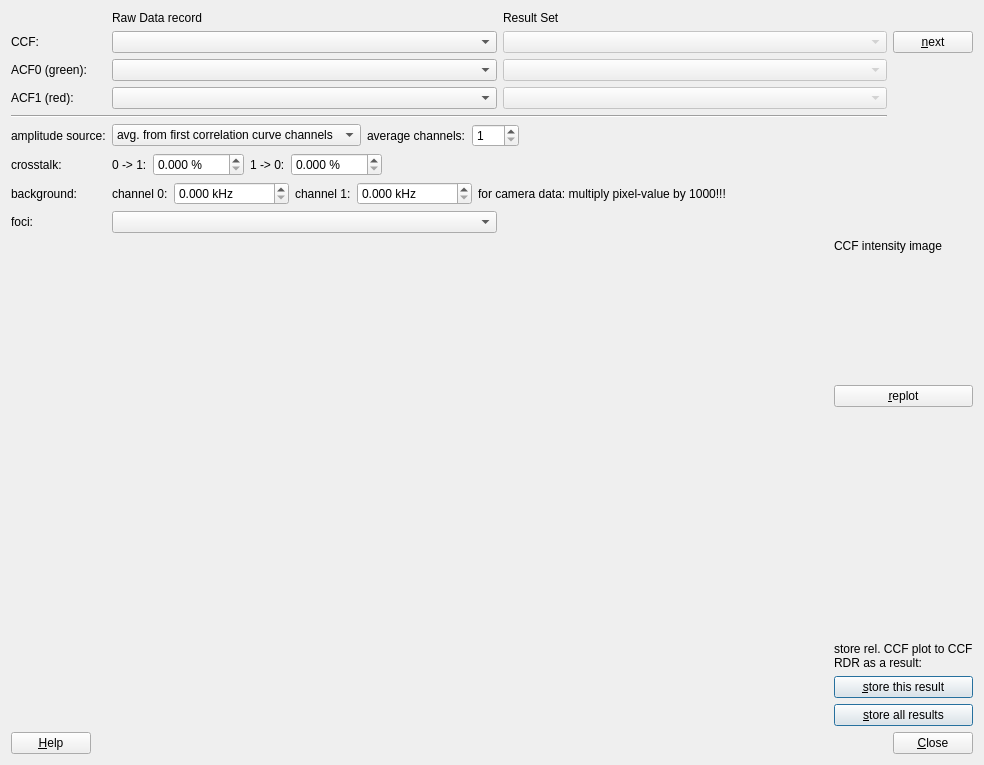
Above: plugins/imfccsfit/qfimfccsamplitudefitdialog.ui from jkriege2/QuickFit3 before the change. Below: the same form after it.
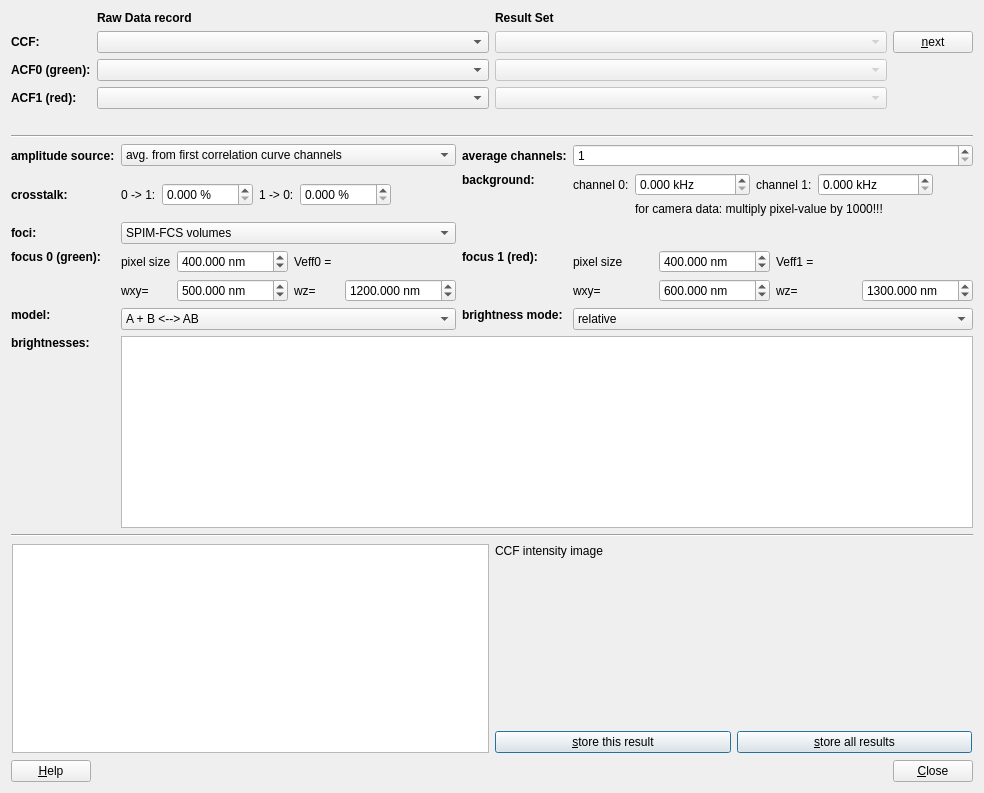
That is the form after the change. Icons and pictures are not drawn. Custom widgets are drawn as their Qt base class.

Patch:
```diff
--- a/plugins/imfccsfit/qfimfccsamplitudefitdialog.ui
+++ b/plugins/imfccsfit/qfimfccsamplitudefitdialog.ui
@@ -7,16 +7,188 @@
     <x>0</x>
     <y>0</y>
     <width>984</width>
-    <height>765</height>
+    <height>793</height>
    </rect>
   </property>
   <property name="windowTitle">
    <string>Calculate Relative CCF Dialog</string>
   </property>
-  <layout class="QVBoxLayout" name="verticalLayout">
+  <layout class="QVBoxLayout" name="verticalLayout" stretch="0,0,0,0,0,1,0">
    <item>
     <layout class="QGridLayout" name="gridLayout_3" columnstretch="0,1,1,0">
-     <item row="6" column="1" colspan="2">
+     <item row="0" column="2">
+      <widget class="QLabel" name="label_14">
+       <property name="font">
+        <font>
+         <weight>75</weight>
+         <bold>true</bold>
+        </font>
+       </property>
+       <property name="text">
+        <string>Result Set</string>
+       </property>
+       <property name="buddy">
+        <cstring>cmbCCF</cstring>
+       </property>
+      </widget>
+     </item>
+     <item row="0" column="1">
+      <widget class="QLabel" name="label_13">
+       <property name="font">
+        <font>
+         <weight>75</weight>
+         <bold>true</bold>
+        </font>
+       </property>
+       <property name="text">
+        <string>Raw Data record</string>
+       </property>
+       <property name="buddy">
+        <cstring>cmbCCF</cstring>
+       </property>
+      </widget>
+     </item>
+     <item row="2" column="2">
+      <widget class="QFResultsGroupComboBox" name="cmbACF0ResultSet">
+       <property name="enabled">
+        <bool>false</bool>
+       </property>
+      </widget>
+     </item>
+     <item row="3" column="1">
+      <widget class="QFRDRComboBox" name="cmbACF1">
+       <property name="minimumSize">
+        <size>
+         <width>100</width>
+         <height>0</height>
+        </size>
+       </property>
+      </widget>
+     </item>
+     <item row="2" column="0">
+      <widget class="QLabel" name="label">
+       <property name="font">
+        <font>
+         <weight>75</weight>
+         <bold>true</bold>
+        </font>
+       </property>
+       <property name="text">
+        <string>ACF0 (green):</string>
+       </property>
+       <property name="buddy">
+        <cstring>cmbACF0</cstring>
+       </property>
+      </widget>
+     </item>
+     <item row="2" column="1">
+      <widget class="QFRDRComboBox" name="cmbACF0">
+       <property name="minimumSize">
+        <size>
+         <width>100</width>
+         <height>0</height>
+        </size>
+       </property>
+      </widget>
+     </item>
+     <item row="1" column="2">
+      <widget class="QFResultsGroupComboBox" name="cmbCCFResultSet">
+       <property name="enabled">
+        <bool>false</bool>
+       </property>
+      </widget>
+     </item>
+     <item row="1" column="0">
+      <widget class="QLabel" name="label_2">
+       <property name="font">
+        <font>
+         <weight>75</weight>
+         <bold>true</bold>
+        </font>
+       </property>
+       <property name="text">
+        <string>CCF:</string>
+       </property>
+       <property name="buddy">
+        <cstring>cmbCCF</cstring>
+       </property>
+      </widget>
+     </item>
+     <item row="3" column="2">
+      <widget class="QFResultsGroupComboBox" name="cmbACF1ResultSet">
+       <property name="enabled">
+        <bool>false</bool>
+       </property>
+      </widget>
+     </item>
+     <item row="1" column="3">
+      <widget class="QPushButton" name="btnNextCCF">
+       <property name="text">
+        <string>&amp;next</string>
+       </property>
+       <property name="icon">
+        <iconset resource="../../lib/lib.qrc">
+         <normaloff>:/lib/prop_next.png</normaloff>:/lib/prop_next.png</iconset>
+       </property>
+      </widget>
+     </item>
+     <item row="1" column="1">
+      <widget class="QFRDRComboBox" name="cmbCCF"/>
+     </item>
+     <item row="3" column="0">
+      <widget class="QLabel" name="label_10">
+       <property name="font">
+        <font>
+         <weight>75</weight>
+         <bold>true</bold>
+        </font>
+       </property>
+       <property name="text">
+        <string>ACF1 (red):</string>
+       </property>
+       <property name="buddy">
+        <cstring>cmbACF0</cstring>
+       </property>
+      </widget>
+     </item>
+    </layout>
+   </item>
+   <item>
+    <widget class="QLabel" name="labError">
+     <property name="text">
+      <string/>
+     </property>
+    </widget>
+   </item>
+   <item>
+    <widget class="Line" name="line">
+     <property name="orientation">
+      <enum>Qt::Horizontal</enum>
+     </property>
+    </widget>
+   </item>
+   <item>
+    <layout class="QGridLayout" name="gridLayout_4">
+     <item row="6" column="0">
+      <widget class="QLabel" name="label_29">
+       <property name="font">
+        <font>
+         <weight>75</weight>
+         <bold>true</bold>
+        </font>
+       </property>
+       <property name="text">
+        <string>brightnesses:</string>
+       </property>
+       <property name="alignment">
+        <set>Qt::AlignLeading|Qt::AlignLeft|Qt::AlignTop</set>
+       </property>
+       <property name="buddy">
+        <cstring>spinCrosstalk01</cstring>
+       </property>
+      </widget>
+     </item>
+     <item row="1" column="1">
       <layout class="QHBoxLayout" name="horizontalLayout_3">
        <item>
         <widget class="QLabel" name="label_3">
@@ -74,208 +246,214 @@
       </layout>
      </item>
      <item row="3" column="2">
-      <widget class="QFResultsGroupComboBox" name="cmbACF1ResultSet">
-       <property name="enabled">
-        <bool>false</bool>
+      <widget class="QLabel" name="label_19">
+       <property name="font">
+        <font>
+         <weight>75</weight>
+         <bold>true</bold>
+        </font>
        </property>
-      </widget>
-     </item>
-     <item row="3" column="0">
-      <widget class="QLabel" name="label_10">
        <property name="text">
-        <string>ACF1 (red):</string>
+        <string>focus 1 (red):</string>
        </property>
-       <property name="buddy">
-        <cstring>cmbACF0</cstring>
+       <property name="alignment">
+        <set>Qt::AlignLeading|Qt::AlignLeft|Qt::AlignTop</set>
        </property>
-      </widget>
-     </item>
-     <item row="1" column="0">
-      <widget class="QLabel" name="label_2">
-       <property name="text">
-        <string>CCF:</string>
-       </property>
        <property name="buddy">
-        <cstring>cmbCCF</cstring>
+        <cstring>spinCrosstalk01</cstring>
        </property>
       </widget>
      </item>
+     <item row="3" column="3">
+      <layout class="QGridLayout" name="gridLayout_7">
+       <item row="1" column="0">
+        <widget class="QLabel" name="label_23">
+         <property name="text">
+          <string>wxy=</string>
+         </property>
+        </widget>
+       </item>
+       <item row="1" column="1">
+        <widget class="QDoubleSpinBox" name="spinWXY1">
+         <property name="suffix">
+          <string> nm</string>
+         </property>
+         <property name="decimals">
+          <number>3</number>
+         </property>
+         <property name="maximum">
+          <double>100000.000000000000000</double>
+         </property>
+         <property name="value">
+          <double>600.000000000000000</double>
+         </property>
+        </widget>
+       </item>
+       <item row="1" column="2">
+        <widget class="QLabel" name="label_24">
+         <property name="text">
+          <string>wz=</string>
+         </property>
+        </widget>
+       </item>
+       <item row="0" column="0">
+        <widget class="QLabel" name="label_25">
+         <property name="text">
+          <string>pixel size</string>
+         </property>
+        </widget>
+       </item>
+       <item row="0" column="1">
+        <widget class="QDoubleSpinBox" name="spinPixel1">
+         <property name="suffix">
+          <string> nm</string>
+         </property>
+         <property name="decimals">
+          <number>3</number>
+         </property>
+         <property name="maximum">
+          <double>100000.000000000000000</double>
+         </property>
+         <property name="value">
+          <double>400.000000000000000</double>
+         </property>
+        </widget>
+       </item>
+       <item row="1" column="3">
+        <widget class="QDoubleSpinBox" name="spinWZ1">
+         <property name="suffix">
+          <string> nm</string>
+         </property>
+         <property name="decimals">
+          <number>3</number>
+         </property>
+         <property name="maximum">
+          <double>100000.000000000000000</double>
+         </property>
+         <property name="value">
+          <double>1300.000000000000000</double>
+         </property>
+        </widget>
+       </item>
+       <item row="0" column="2">
+        <widget class="QLabel" name="label_27">
+         <property name="text">
+          <string>Veff1 = </string>
+         </property>
+        </widget>
+       </item>
+       <item row="0" column="3">
+        <widget class="QLabel" name="labVEFF1">
+         <property name="text">
+          <string/>
+         </property>
+        </widget>
+       </item>
+      </layout>
+     </item>
      <item row="3" column="1">
-      <widget class="QFRDRComboBox" name="cmbACF1">
-       <property name="minimumSize">
-        <size>
-         <width>100</width>
-         <height>0</height>
-        </size>
-       </property>
-      </widget>
-     </item>
-     <item row="1" column="1">
-      <widget class="QFRDRComboBox" name="cmbCCF"/>
-     </item>
-     <item row="2" column="1">
-      <widget class="QFRDRComboBox" name="cmbACF0">
-       <property name="minimumSize">
-        <size>
-         <width>100</width>
-         <height>0</height>
-        </size>
-       </property>
-      </widget>
-     </item>
-     <item row="2" column="0">
-      <widget class="QLabel" name="label">
-       <property name="text">
-        <string>ACF0 (green):</string>
-       </property>
-       <property name="buddy">
-        <cstring>cmbACF0</cstring>
-       </property>
-      </widget>
+      <layout class="QGridLayout" name="gridLayout_6">
+       <item row="1" column="0">
+        <widget class="QLabel" name="label_21">
+         <property name="text">
+          <string>wxy=</string>
+         </property>
+        </widget>
+       </item>
+       <item row="1" column="1">
+        <widget class="QDoubleSpinBox" name="spinWXY0">
+         <property name="suffix">
+          <string> nm</string>
+         </property>
+         <property name="decimals">
+          <number>3</number>
+         </property>
+         <property name="maximum">
+          <double>100000.000000000000000</double>
+         </property>
+         <property name="value">
+          <double>500.000000000000000</double>
+         </property>
+        </widget>
+       </item>
+       <item row="1" column="2">
+        <widget class="QLabel" name="label_22">
+         <property name="text">
+          <string>wz=</string>
+         </property>
+        </widget>
+       </item>
+       <item row="0" column="0">
+        <widget class="QLabel" name="label_20">
+         <property name="text">
+          <string>pixel size</string>
+         </property>
+        </widget>
+       </item>
+       <item row="0" column="1">
+        <widget class="QDoubleSpinBox" name="spinPixel0">
+         <property name="suffix">
+          <string> nm</string>
+         </property>
+         <property name="decimals">
+          <number>3</number>
+         </property>
+         <property name="maximum">
+          <double>100000.000000000000000</double>
+         </property>
+         <property name="value">
+          <double>400.000000000000000</double>
+         </property>
+        </widget>
+       </item>
+       <item row="1" column="3">
+        <widget class="QDoubleSpinBox" name="spinWZ0">
+         <property name="suffix">
+          <string> nm</string>
+         </property>
+         <property name="decimals">
+          <number>3</number>
+         </property>
+         <property name="maximum">
+          <double>100000.000000000000000</double>
+         </property>
+         <property name="value">
+          <double>1200.000000000000000</double>
+         </property>
+        </widget>
+       </item>
+       <item row="0" column="2">
+        <widget class="QLabel" name="label_26">
+         <property name="text">
+          <string>Veff0 = </string>
+         </property>
+        </widget>
+       </item>
+       <item row="0" column="3">
+        <widget class="QLabel" name="labVEFF0">
+         <property name="text">
+          <string/>
+         </property>
+        </widget>
+       </item>
+      </layout>
      </item>
      <item row="1" column="3">
-      <widget class="QPushButton" name="btnNextCCF">
-       <property name="text">
-        <string>&amp;next</string>
-       </property>
-       <property name="icon">
-        <iconset resource="../../lib/lib.qrc">
-         <normaloff>:/lib/prop_next.png</normaloff>:/lib/prop_next.png</iconset>
-       </property>
-      </widget>
-     </item>
-     <item row="1" column="2">
-      <widget class="QFResultsGroupComboBox" name="cmbCCFResultSet">
-       <property name="enabled">
-        <bool>false</bool>
-       </property>
-      </widget>
-     </item>
-     <item row="4" column="0" colspan="3">
-      <widget class="Line" name="line">
-       <property name="orientation">
-        <enum>Qt::Horizontal</enum>
-       </property>
-      </widget>
-     </item>
-     <item row="2" column="2">
-      <widget class="QFResultsGroupComboBox" name="cmbACF0ResultSet">
-       <property name="enabled">
-        <bool>false</bool>
-       </property>
-      </widget>
-     </item>
-     <item row="0" column="2">
-      <widget class="QLabel" name="label_14">
-       <property name="text">
-        <string>Result Set</string>
-       </property>
-       <property name="buddy">
-        <cstring>cmbCCF</cstring>
-       </property>
-      </widget>
-     </item>
-     <item row="0" column="1">
-      <widget class="QLabel" name="label_13">
-       <property name="text">
-        <string>Raw Data record</string>
-       </property>
-       <property name="buddy">
-        <cstring>cmbCCF</cstring>
-       </property>
-      </widget>
-     </item>
-     <item row="5" column="0">
-      <widget class="QLabel" name="label_15">
-       <property name="text">
-        <string>amplitude source:</string>
-       </property>
-      </widget>
-     </item>
-     <item row="6" column="0">
-      <widget class="QLabel" name="label_9">
-       <property name="text">
-        <string>crosstalk:</string>
-       </property>
-       <property name="buddy">
-        <cstring>spinCrosstalk01</cstring>
-       </property>
-      </widget>
-     </item>
-     <item row="5" column="1" colspan="2">
-      <layout class="QHBoxLayout" name="horizontalLayout_5">
-       <item>
-        <widget class="QComboBox" name="cmbAmplitudeSource">
-         <item>
-          <property name="text">
-           <string>avg. from first correlation curve channels</string>
-          </property>
-         </item>
-         <item>
-          <property name="text">
-           <string>g(0) from fit</string>
-          </property>
-         </item>
-        </widget>
-       </item>
-       <item>
-        <widget class="QLabel" name="label_6">
-         <property name="text">
-          <string>average channels:</string>
+      <layout class="QGridLayout" name="gridLayout_5">
+       <item row="0" column="3">
+        <widget class="QDoubleSpinBox" name="spinBack1">
+         <property name="suffix">
+          <string> kHz</string>
          </property>
-         <property name="buddy">
-          <cstring>spinAvg</cstring>
-         </property>
-        </widget>
-       </item>
-       <item>
-        <widget class="QSpinBox" name="spinAvg">
-         <property name="minimum">
-          <number>1</number>
-         </property>
-         <property name="maximum">
-          <number>100</number>
-         </property>
-         <property name="singleStep">
+         <property name="decimals">
           <number>3</number>
          </property>
-        </widget>
-       </item>
-       <item>
-        <spacer name="horizontalSpacer_2">
-         <property name="orientation">
-          <enum>Qt::Horizontal</enum>
+         <property name="maximum">
+          <double>100000000.000000000000000</double>
          </property>
-         <property name="sizeHint" stdset="0">
-          <size>
-           <width>40</width>
-           <height>20</height>
-          </size>
-         </property>
-        </spacer>
-       </item>
-      </layout>
-     </item>
-     <item row="7" column="0">
-      <widget class="QLabel" name="label_11">
-       <property name="text">
-        <string>background:</string>
-       </property>
-       <property name="buddy">
-        <cstring>spinCrosstalk01</cstring>
-       </property>
-      </widget>
-     </item>
-     <item row="7" column="1" colspan="2">
-      <layout class="QHBoxLayout" name="horizontalLayout_4">
-       <item>
-        <widget class="QLabel" name="label_8">
-         <property name="text">
-          <string>channel 0:</string>
-         </property>
         </widget>
        </item>
-       <item>
+       <item row="0" column="1">
         <widget class="QDoubleSpinBox" name="spinBack0">
          <property name="suffix">
           <string> kHz</string>
@@ -288,50 +466,147 @@
          </property>
         </widget>
        </item>
-       <item>
+       <item row="0" column="4">
+        <spacer name="horizontalSpacer_6">
+         <property name="orientation">
+          <enum>Qt::Horizontal</enum>
+         </property>
+         <property name="sizeHint" stdset="0">
+          <size>
+           <width>40</width>
+           <height>20</height>
+          </size>
+         </property>
+        </spacer>
+       </item>
+       <item row="0" column="2">
         <widget class="QLabel" name="label_12">
          <property name="text">
           <string>channel 1:</string>
          </property>
         </widget>
        </item>
-       <item>
-        <widget class="QDoubleSpinBox" name="spinBack1">
-         <property name="suffix">
-          <string> kHz</string>
-         </property>
-         <property name="decimals">
-          <number>3</number>
-         </property>
-         <property name="maximum">
-          <double>100000000.000000000000000</double>
+       <item row="0" column="0">
+        <widget class="QLabel" name="label_8">
+         <property name="text">
+          <string>channel 0:</string>
          </property>
         </widget>
        </item>
-       <item>
+       <item row="1" column="1" colspan="3">
         <widget class="QLabel" name="label_16">
          <property name="text">
           <string>&lt;small&gt;for camera data: multiply pixel-value by 1000!!!&lt;/small&gt;</string>
          </property>
         </widget>
        </item>
-       <item>
-        <spacer name="horizontalSpacer_6">
-         <property name="orientation">
-          <enum>Qt::Horizontal</enum>
-         </property>
-         <property name="sizeHint" stdset="0">
-          <size>
-           <width>40</width>
-           <height>20</height>
-          </size>
-         </property>
-        </spacer>
-       </item>
       </layout>
      </item>
-     <item row="8" column="0">
+     <item row="3" column="0">
+      <widget class="QLabel" name="label_18">
+       <property name="font">
+        <font>
+         <weight>75</weight>
+         <bold>true</bold>
+        </font>
+       </property>
+       <property name="text">
+        <string>focus 0 (green):</string>
+       </property>
+       <property name="alignment">
+        <set>Qt::AlignLeading|Qt::AlignLeft|Qt::AlignTop</set>
+       </property>
+       <property name="buddy">
+        <cstring>spinCrosstalk01</cstring>
+       </property>
+      </widget>
+     </item>
+     <item row="0" column="1">
+      <widget class="QComboBox" name="cmbAmplitudeSource">
+       <item>
+        <property name="text">
+         <string>avg. from first correlation curve channels</string>
+        </property>
+       </item>
+       <item>
+        <property name="text">
+         <string>g(0) from fit</string>
+        </property>
+       </item>
+      </widget>
+     </item>
+     <item row="1" column="0">
+      <widget class="QLabel" name="label_9">
+       <property name="font">
+        <font>
+         <weight>75</weight>
+         <bold>true</bold>
+        </font>
+       </property>
+       <property name="text">
+        <string>crosstalk:</string>
+       </property>
+       <property name="buddy">
+        <cstring>spinCrosstalk01</cstring>
+       </property>
+      </widget>
+     </item>
+     <item row="0" column="2">
+      <widget class="QLabel" name="label_6">
+       <property name="font">
+        <font>
+         <weight>75</weight>
+         <bold>true</bold>
+        </font>
+       </property>
+       <property name="text">
+        <string>average channels:</string>
+       </property>
+       <property name="buddy">
+        <cstring>spinAvg</cstring>
+       </property>
+      </widget>
+     </item>
+     <item row="0" column="0">
+      <widget class="QLabel" name="label_15">
+       <property name="font">
+        <font>
+         <weight>75</weight>
+         <bold>true</bold>
+        </font>
+       </property>
+       <property name="text">
+        <string>amplitude source:</string>
+       </property>
+      </widget>
+     </item>
+     <item row="1" column="2">
+      <widget class="QLabel" name="label_11">
+       <property name="font">
+        <font>
+         <weight>75</weight>
+         <bold>true</bold>
+        </font>
+       </property>
+       <property name="text">
+        <string>background:</string>
+       </property>
+       <property name="alignment">
+        <set>Qt::AlignLeading|Qt::AlignLeft|Qt::AlignTop</set>
+       </property>
+       <property name="buddy">
+        <cstring>spinCrosstalk01</cstring>
+       </property>
+      </widget>
+     </item>
+     <item row="2" column="0">
       <widget class="QLabel" name="label_17">
+       <property name="font">
+        <font>
+         <weight>75</weight>
+         <bold>true</bold>
+        </font>
+       </property>
        <property name="text">
         <string>foci:</string>
        </property>
@@ -340,56 +615,117 @@
        </property>
       </widget>
      </item>
-     <item row="8" column="1">
-      <widget class="QComboBox" name="cmbFocus"/>
+     <item row="2" column="1">
+      <widget class="QComboBox" name="cmbFocus">
+       <item>
+        <property name="text">
+         <string>SPIM-FCS volumes</string>
+        </property>
+       </item>
+       <item>
+        <property name="text">
+         <string>confocal volumes</string>
+        </property>
+       </item>
+      </widget>
+     </item>
+     <item row="0" column="3">
+      <widget class="QSpinBox" name="spinAvg">
+       <property name="minimum">
+        <number>1</number>
+       </property>
+       <property name="maximum">
+        <number>100</number>
+       </property>
+       <property name="singleStep">
+        <number>3</number>
+       </property>
+      </widget>
+     </item>
+     <item row="5" column="3">
+      <widget class="QComboBox" name="cmbBrightnessMode">
+       <item>
+        <property name="text">
+         <string>relative</string>
+        </property>
+       </item>
+       <item>
+        <property name="text">
+         <string>absolute</string>
+        </property>
+       </item>
+      </widget>
+     </item>
+     <item row="5" column="2">
+      <widget class="QLabel" name="label_30">
+       <property name="font">
+        <font>
+         <weight>75</weight>
+         <bold>true</bold>
+        </font>
+       </property>
+       <property name="text">
+        <string>brightness mode:</string>
+       </property>
+       <property name="alignment">
+        <set>Qt::AlignLeading|Qt::AlignLeft|Qt::AlignTop</set>
+       </property>
+       <property name="buddy">
+        <cstring>spinCrosstalk01</cstring>
+       </property>
+      </widget>
+     </item>
+     <item row="5" column="0">
+      <widget class="QLabel" name="label_28">
+       <property name="font">
+        <font>
+         <weight>75</weight>
+         <bold>true</bold>
+        </font>
+       </property>
+       <property name="text">
+        <string>model:</string>
+       </property>
+       <property name="alignment">
+        <set>Qt::AlignLeading|Qt::AlignLeft|Qt::AlignTop</set>
+       </property>
+       <property name="buddy">
+        <cstring>spinCrosstalk01</cstring>
+       </property>
+      </widget>
+     </item>
+     <item row="5" column="1">
+      <widget class="QComboBox" name="cmbModel">
+       <item>
+        <property name="text">
+         <string>A + B &lt;--&gt; AB</string>
+        </property>
+       </item>
+      </widget>
+     </item>
+     <item row="6" column="1" colspan="3">
+      <widget class="QEnhancedTableView" name="tabBrightness"/>
      </item>
     </layout>
    </item>
    <item>
-    <layout class="QGridLayout" name="gridLayout" rowstretch="0,0,0,0" columnstretch="1,0,0">
-     <item row="1" column="2">
-      <widget class="QFRDRImageToRunPreview" name="widOverviewCCF" native="true">
-       <property name="minimumSize">
-        <size>
-         <width>100</width>
-         <height>100</height>
-        </size>
-       </property>
-      </widget>
+    <widget class="Line" name="line_2">
+     <property name="orientation">
+      <enum>Qt::Horizontal</enum>
+     </property>
+    </widget>
+   </item>
+   <item>
+    <layout class="QGridLayout" name="gridLayout_8" columnstretch="1,1">
+     <property name="margin">
+      <number>1</number>
+     </property>
+     <item row="0" column="0">
+      <widget class="QEnhancedTableView" name="tabResults"/>
      </item>
-     <item row="2" column="0" colspan="2">
-      <widget class="QLabel" name="labError">
-       <property name="text">
-        <string/>
-       </property>
-      </widget>
-     </item>
-     <item row="0" column="2">
-      <widget class="QLabel" name="label_4">
-       <property name="text">
-        <string>CCF intensity image</string>
-       </property>
-       <property name="buddy">
-        <cstring>widOverviewCCF</cstring>
-       </property>
-      </widget>
-     </item>
-     <item row="3" column="2">
-      <layout class="QGridLayout" name="gridLayout_2" columnstretch="1,0">
+     <item row="0" column="1">
+      <layout class="QGridLayout" name="gridLayout_2" columnstretch="0,0">
        <item row="1" column="1">
-        <spacer name="verticalSpacer_2">
-         <property name="orientation">
-          <enum>Qt::Vertical</enum>
-         </property>
-         <property name="sizeHint" stdset="0">
-          <size>
-           <width>20</width>
-           <height>40</height>
-          </size>
-         </property>
-        </spacer>
-       </item>
-       <item row="4" column="1">
         <widget class="QPushButton" name="btnStoreDataAll">
          <property name="text">
           <string>&amp;store all results</string>
@@ -403,7 +739,7 @@
          </property>
         </widget>
        </item>
-       <item row="3" column="1">
+       <item row="1" column="0">
         <widget class="QPushButton" name="btnStoreData">
          <property name="text">
           <string>&amp;store this result</string>
@@ -417,26 +753,30 @@
          </property>
         </widget>
        </item>
-       <item row="2" column="1">
-        <widget class="QLabel" name="label_7">
-         <property name="text">
-          <string>store rel. CCF plot to CCF RDR as a result:</string>
-         </property>
-         <property name="wordWrap">
-          <bool>true</bool>
-         </property>
-        </widget>
-       </item>
-       <item row="0" column="1">
-        <widget class="QPushButton" name="btnReplot">
-         <property name="text">
-          <string>&amp;replot</string>
-         </property>
-         <property name="icon">
-          <iconset resource="../../lib/lib.qrc">
-           <normaloff>:/lib/refresh16.png</normaloff>:/lib/refresh16.png</iconset>
-         </property>
-        </widget>
+       <item row="0" column="0" colspan="2">
+        <layout class="QGridLayout" name="gridLayout" rowstretch="0,0,1,0" columnstretch="0">
+         <item row="2" column="0">
+          <widget class="QFRDRImageToRunPreview" name="widOverviewCCF" native="true">
+           <property name="minimumSize">
+            <size>
+             <width>100</width>
+             <height>100</height>
+            </size>
+           </property>
+           <zorder>label_4</zorder>
+          </widget>
+         </item>
+         <item row="1" column="0">
+          <widget class="QLabel" name="label_4">
+           <property name="text">
+            <string>CCF intensity image</string>
+           </property>
+           <property name="buddy">
+            <cstring>widOverviewCCF</cstring>
+           </property>
+          </widget>
+         </item>
+        </layout>
        </item>
       </layout>
      </item>
@@ -506,6 +846,11 @@
     <slot>setRDR(QFRawDataRecord*)</slot>
    </slots>
   </customwidget>
+  <customwidget>
+   <class>QEnhancedTableView</class>
+   <extends>QTableView</extends>
+   <header>qenhancedtableview.h</header>
+  </customwidget>
  </customwidgets>
  <tabstops>
   <tabstop>cmbCCF</tabstop>
```
Left out of the diff: 16 changed lines with no effect on the pictures.
